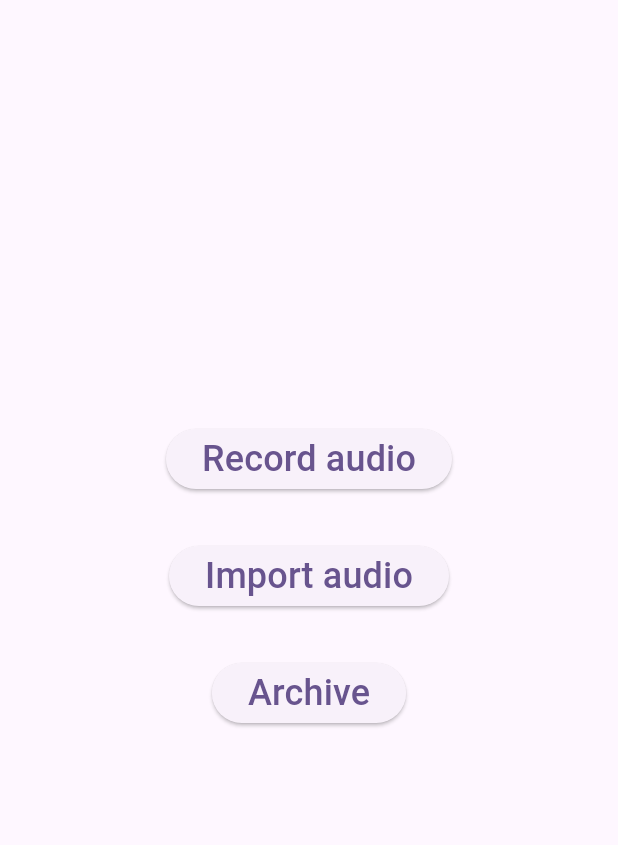
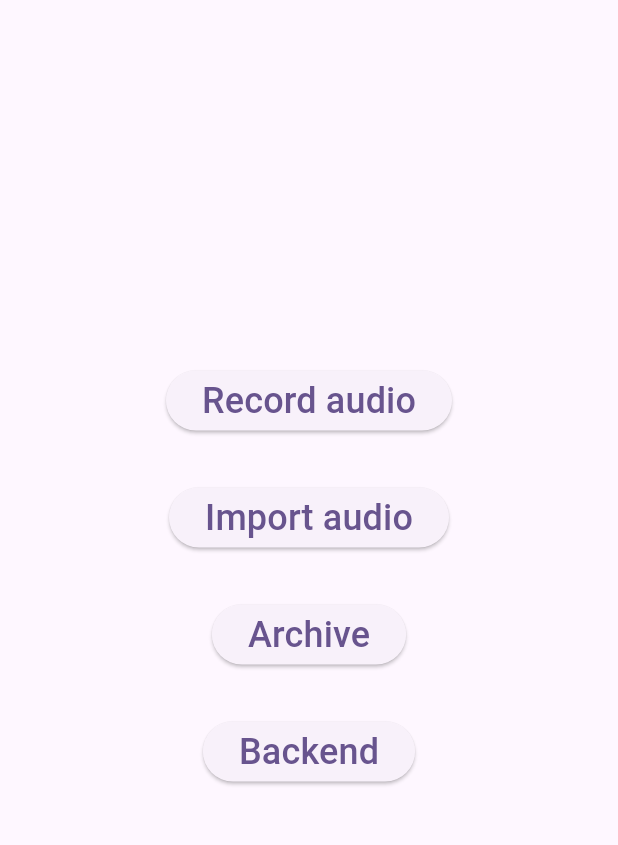
Before and after one commit to rfvcft/music_app, a Flutter app: the screen it shows after launch, on a phone screen of 412 x 824 dp, the part 84-929 px from its top. Run offline on Flutter 3.47's test engine with Material 3 defaults, Android fonts, the phone set to English and light mode, and no system bars; our stand-ins replace audioplayers, web; missing offline and left inert: dart:ffi, dart:js_interop, record; project files that could hold a hidden picture were left out.

Commit message:
Added link to Backend page

```diff
--- a/lib/screens/home.dart
+++ b/lib/screens/home.dart
@@ -2,7 +2,9 @@ import 'package:flutter/material.dart';
 import 'package:music_app/screens/archive.dart';
 import 'package:music_app/screens/audio.dart';
 import 'package:music_app/screens/import.dart';
+
 import 'package:music_app/screens/settings.dart';
+import 'package:music_app/screens/backend.dart';
 
 class HomePage extends StatelessWidget {
   const HomePage({super.key, required this.title});
@@ -49,6 +51,7 @@ class HomePage extends StatelessWidget {
             _pageButton(context, "Record audio", AudioPage()),
             _pageButton(context, "Import audio", ImportPage()),
             _pageButton(context, "Archive", ArchivePage()),
+            _pageButton(context, "Backend", BackendPage()),
           ],
         ),
       ),
```
